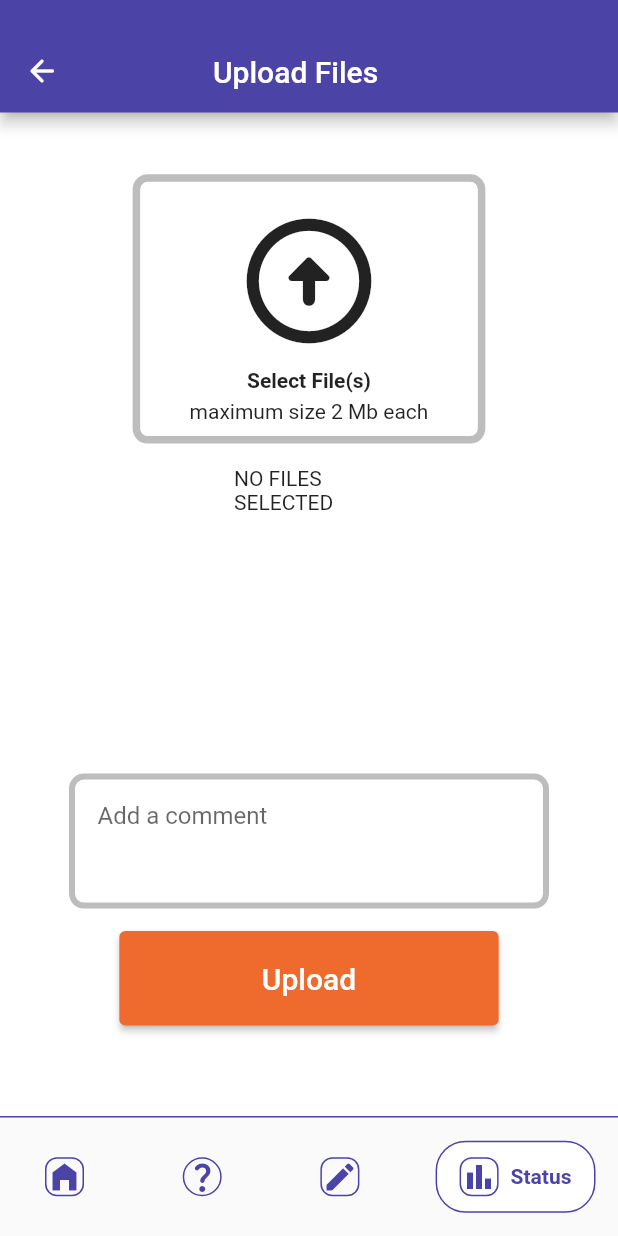
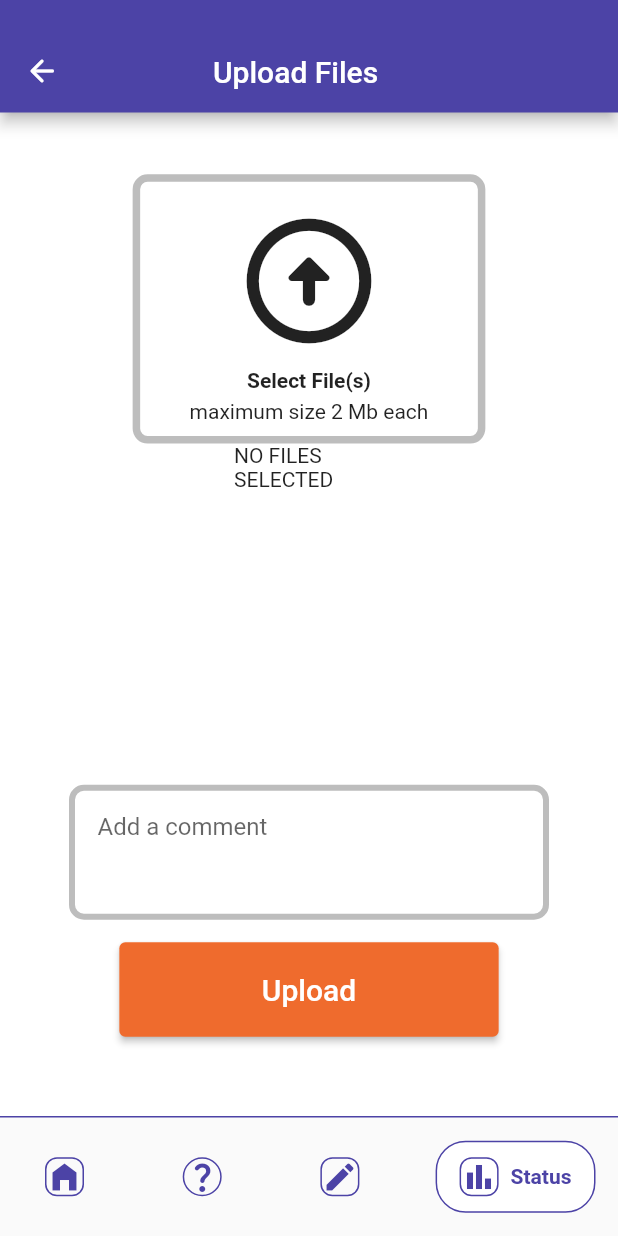
Before and after one commit to Akshit07012002/divyangjan_abled_screens, a Flutter app: the screen it shows after launch, on a phone screen of 412 x 824 dp. Run offline on Flutter 3.47's test engine with Material 2 defaults, Android fonts, the phone set to English and light mode, and no system bars; drawn by our look-alikes of google_nav_bar; our stand-ins replace file_picker.

Commit message:
Update uploadFile.dart

```diff
--- a/lib/pages/uploadFile.dart
+++ b/lib/pages/uploadFile.dart
@@ -104,11 +104,11 @@ class _UploadFileState extends State<UploadFile> {
 
               // Files Scrollable
               SizedBox(
-                height: 215,
-                child: Padding(
+                height: screenHeight * 0.27,
+                child: (itemNum > 0)
+                    ? Padding(
                         padding: const EdgeInsets.fromLTRB(35, 15, 35, 15),
-                  child: (itemNum > 0)
-                      ? ListView.builder(
+                        child: ListView.builder(
                           // shrinkWrap: true,
                           itemCount: itemNum,
                           scrollDirection: Axis.vertical,
@@ -119,12 +119,13 @@ class _UploadFileState extends State<UploadFile> {
                               fileName: fileNames[index],
                               fileSize: fileSizes[index],
                             ),
-                              ))
+                          ),
+                        ),
+                      )
                     : Container(
-                          height: screenHeight * 0.09,
+                        height: screenHeight,
                         width: 100,
-                          child: Text("NO FILES SELECTED"),
-                        ),
+                        child: const Text("NO FILES SELECTED"),
                       ),
               ),
 
```
Lines whose indentation alone changed are shown as unchanged.
